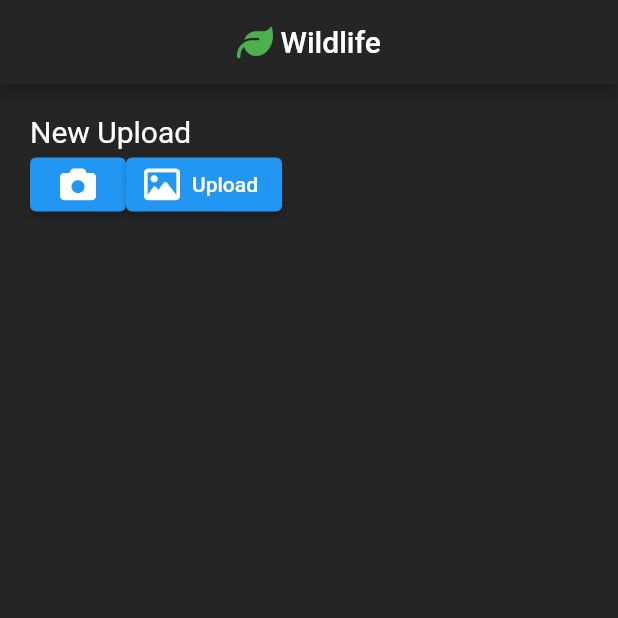
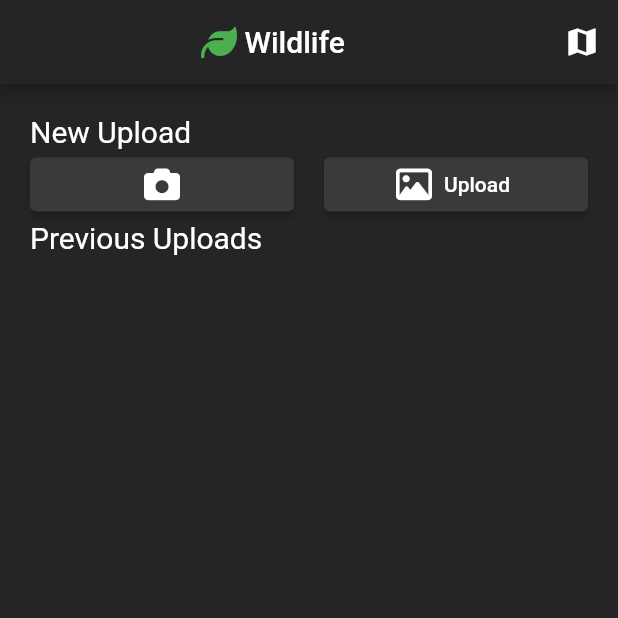
Before and after one commit to Qinbeans/wild-life-mobile, a Flutter app: the screen it shows after launch, on a phone screen of 412 x 824 dp, the top half of it. Run offline on Flutter 3.47's test engine with Material 2 defaults, Android fonts, the phone set to English and light mode, and no system bars; our stand-ins replace camera, font_awesome_flutter, image_picker, location; missing offline and left inert: camera_web, image_picker_for_web, location_web, tflite_flutter, tflite_flutter_helper.

Commit message:
added map page and basic camera functionality

```diff
--- a/lib/main.dart
+++ b/lib/main.dart
@@ -2,9 +2,9 @@ import 'package:flutter/material.dart';
 import 'package:wild_life_mobile/ml/view.dart';
 import 'package:wild_life_mobile/util.dart';
 import './ml/process.dart';
+
 // 	override fun onRequestPermissionsResult(requestCode: Int, permissions: Array<out String>, grantResults: IntArray): Boolean {
-
-void main() {
+Future<void> main() async {
   WidgetsFlutterBinding.ensureInitialized();
   //check for internet connection
   hasInternet().then((bool hasInternet) {
--- a/lib/map/view.dart
+++ b/lib/map/view.dart
@@ -0,0 +1,45 @@
+// ignore_for_file: camel_case_types
+
+import 'package:flutter/services.dart';
+import '../model/image.dart';
+import 'package:flutter/material.dart';
+import 'package:image_picker/image_picker.dart';
+import 'package:location/location.dart';
+import 'dart:convert';
+import 'package:font_awesome_flutter/font_awesome_flutter.dart';
+import 'package:camera/camera.dart';
+import '../main.dart';
+
+//Dispaly map and relevant map data
+class mapPage extends StatefulWidget {
+  const mapPage({Key? key}) : super(key: key);
+
+  @override
+  mapPageState createState() => mapPageState();
+}
+
+class mapPageState extends State<mapPage> {
+  @override
+  Widget build(BuildContext context) {
+    return MaterialApp(
+        home: Scaffold(
+            backgroundColor: const Color.fromARGB(255, 37, 37, 37),
+            appBar: AppBar(
+              backgroundColor: const Color.fromARGB(255, 37, 37, 37),
+              //leadingWidth: 20,
+              centerTitle: true,
+              //title: const Text('Wildlife'),
+              title: Row(
+                  mainAxisAlignment: MainAxisAlignment.center,
+                  children: const [
+                    FaIcon(FontAwesomeIcons.map, color: Colors.green),
+                    Text(" Map"),
+                  ]),
+              //titleTextStyle: TextStyle(fontSize: 30),
+            ),
+            //////////Body//////////
+            body: Container(
+              padding: const EdgeInsets.all(20), //padding for the whole page
+            )));
+  }
+}
--- a/lib/ml/view.dart
+++ b/lib/ml/view.dart
@@ -6,16 +6,19 @@
 import 'package:flutter/services.dart';
 
 import '../model/image.dart';
+import '../map/view.dart';
 import 'package:flutter/material.dart';
 import 'package:image_picker/image_picker.dart';
 import 'package:location/location.dart';
 import 'dart:convert';
 import 'package:font_awesome_flutter/font_awesome_flutter.dart';
+import '../main.dart';
 
 var isConnected = false;
 
 class MLPage extends StatefulWidget {
   const MLPage({Key? key}) : super(key: key);
+
   @override
   MLPageState createState() => MLPageState();
 }
@@ -34,67 +37,15 @@ class MLPageState extends State<MLPage> {
     _checkLocationPermission();
   }
 
+  @override
+  void dispose() {
+    super.dispose();
+  }
+
   void _refreshLocation() {
     setState((() {
       _checkLocationPermission();
     }));
-  }
-
-// FormField(
-//   builder: (FormFieldState state) {
-//     return GestureDetector(onTap: () async {
-//       //take in an image
-//
-//     });
-//   },
-// ),
-
-  @override
-  Widget build(BuildContext context) {
-    return MaterialApp(
-        home: Scaffold(
-            backgroundColor: const Color.fromARGB(255, 37, 37, 37),
-            appBar: AppBar(
-                backgroundColor: const Color.fromARGB(255, 37, 37, 37),
-                //leadingWidth: 20,
-                centerTitle: true,
-                //title: const Text('Wildlife'),
-                title: Row(
-                    mainAxisAlignment: MainAxisAlignment.center,
-                    children: const [
-                      FaIcon(FontAwesomeIcons.leaf, color: Colors.green),
-                      Text(" Wildlife"),
-                    ])
-                //titleTextStyle: TextStyle(fontSize: 30),
-                ),
-            body: Container(
-              padding: const EdgeInsets.all(20),
-              child: Column(children: [
-                Row(children: const [
-                  Text("New Upload",
-                      style: TextStyle(
-                        color: Colors.white,
-                        fontSize: 20,
-                      )),
-                ]),
-                Row(
-                  children: [
-                    ElevatedButton(
-                        onPressed: _opencamera,
-                        child: const Icon(
-                          FontAwesomeIcons.camera,
-                          color: Colors.white,
-                        )),
-                    ElevatedButton.icon(
-                        onPressed: _pickfile,
-                        icon: const Icon(FontAwesomeIcons.image,
-                            color: Colors.white),
-                        label: const Text("Upload",
-                            style: TextStyle(color: Colors.white))),
-                  ],
-                )
-              ]),
-            )));
   }
 
   void _getLocation() async {
@@ -124,6 +75,40 @@ class MLPageState extends State<MLPage> {
       }
     }
     _getLocation();
+  }
+
+  void _captureImage() async {
+    _refreshLocation(); //update location
+    final imagePicker = ImagePicker();
+    final XFile? image =
+        await imagePicker.pickImage(source: ImageSource.camera);
+    if (image == null) {
+      return;
+    }
+    //convert image to bytes
+    final bytes = await image.readAsBytes();
+    //convert bytes to base64
+    final base64 = base64Encode(bytes);
+    final double long = _locationData == null
+        ? 0.0
+        : (_locationData!.longitude == null ? 0.0 : _locationData!.longitude!);
+    final double lat = _locationData == null
+        ? 0.0
+        : (_locationData!.latitude == null ? 0.0 : _locationData!.latitude!);
+    //create upload request
+    uploadRequest = UploadRequest(
+        name: image.path,
+        type: image.path.split('.').last,
+        location: GPS(latitude: lat, longitude: long),
+        size: bytes.length,
+        data: base64);
+    //send upload request
+    //for now don't send the request and process locally
+    if (isConnected) {
+      //send upload request to server
+    } else {
+      //send upload request to local model
+    }
   }
 
   void _pickfile() async {
@@ -160,7 +145,91 @@ class MLPageState extends State<MLPage> {
     }
   }
 
-  void _opencamera() async {
-    final CameraDevice camera = CameraDevice.rear;
+// FormField(
+//   builder: (FormFieldState state) {
+//     return GestureDetector(onTap: () async {
+//       //take in an image
+//
+//     });
+//   },
+// ),
+
+  @override
+  Widget build(BuildContext context) {
+    return MaterialApp(
+        home: Scaffold(
+            backgroundColor: const Color.fromARGB(255, 37, 37, 37),
+            appBar: AppBar(
+              backgroundColor: const Color.fromARGB(255, 37, 37, 37),
+              //leadingWidth: 20,
+              centerTitle: true,
+              //title: const Text('Wildlife'),
+              title: Row(
+                  mainAxisAlignment: MainAxisAlignment.center,
+                  children: const [
+                    FaIcon(FontAwesomeIcons.leaf, color: Colors.green),
+                    Text(" Wildlife"),
+                  ]),
+              actions: [
+                IconButton(
+                  icon: const Icon(Icons.map),
+                  onPressed: () {
+                    Navigator.push(
+                      context,
+                      MaterialPageRoute(builder: (context) => const mapPage()),
+                    );
+                  },
+                ),
+              ],
+            ),
+            //titleTextStyle: TextStyle(fontSize: 30),
+            //////////Body//////////
+            body: Container(
+              padding: const EdgeInsets.all(20), //padding for the whole page
+              child: Column(children: [
+                Row(children: const [
+                  Text("New Upload",
+                      style: TextStyle(
+                        color: Colors.white,
+                        fontSize: 20,
+                      )),
+                ]),
+                Row(
+                  children: [
+                    Expanded(
+                        child: ElevatedButton(
+                      onPressed: _captureImage,
+                      style: ButtonStyle(
+                          backgroundColor: MaterialStateProperty.all<Color>(
+                              const Color.fromARGB(255, 58, 58, 58))),
+                      child: const Icon(
+                        FontAwesomeIcons.camera,
+                        color: Colors.white,
+                      ),
+                    )),
+                    const Padding(padding: EdgeInsets.all(10)),
+                    //Makes button fill row
+                    Expanded(
+                        child: ElevatedButton.icon(
+                            onPressed: _pickfile,
+                            icon: const Icon(FontAwesomeIcons.image,
+                                color: Colors.white),
+                            label: const Text("Upload",
+                                style: TextStyle(color: Colors.white)),
+                            style: ButtonStyle(
+                                backgroundColor: MaterialStateProperty.all<
+                                        Color>(
+                                    const Color.fromARGB(255, 58, 58, 58))))),
+                  ],
+                ),
+                Row(children: const [
+                  Text("Previous Uploads",
+                      style: TextStyle(
+                        color: Colors.white,
+                        fontSize: 20,
+                      )),
+                ]),
+              ]),
+            )));
   }
 }
--- a/pubspec.yaml
+++ b/pubspec.yaml
@@ -31,8 +31,6 @@ environment:
 dependencies:
   flutter:
     sdk: flutter
-  font_awesome_flutter: 10.2.1
-
   # The following adds the Cupertino Icons font to your application.
   # Use with the CupertinoIcons class for iOS style icons.
   cupertino_icons: ^1.0.2
@@ -43,6 +41,7 @@ dependencies:
   path_provider: ^2.0.11
   tflite_flutter: ^0.9.0
   tflite_flutter_helper: ^0.3.1
+  font_awesome_flutter: ^10.2.1
 
 dev_dependencies:
   flutter_test:
```
